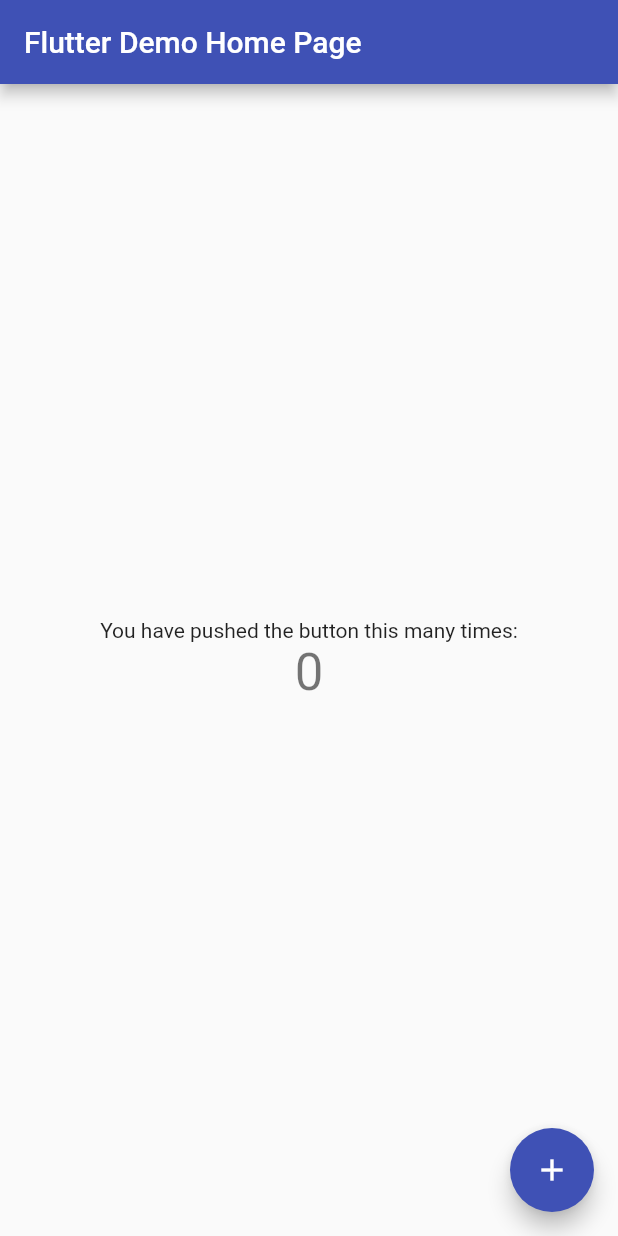
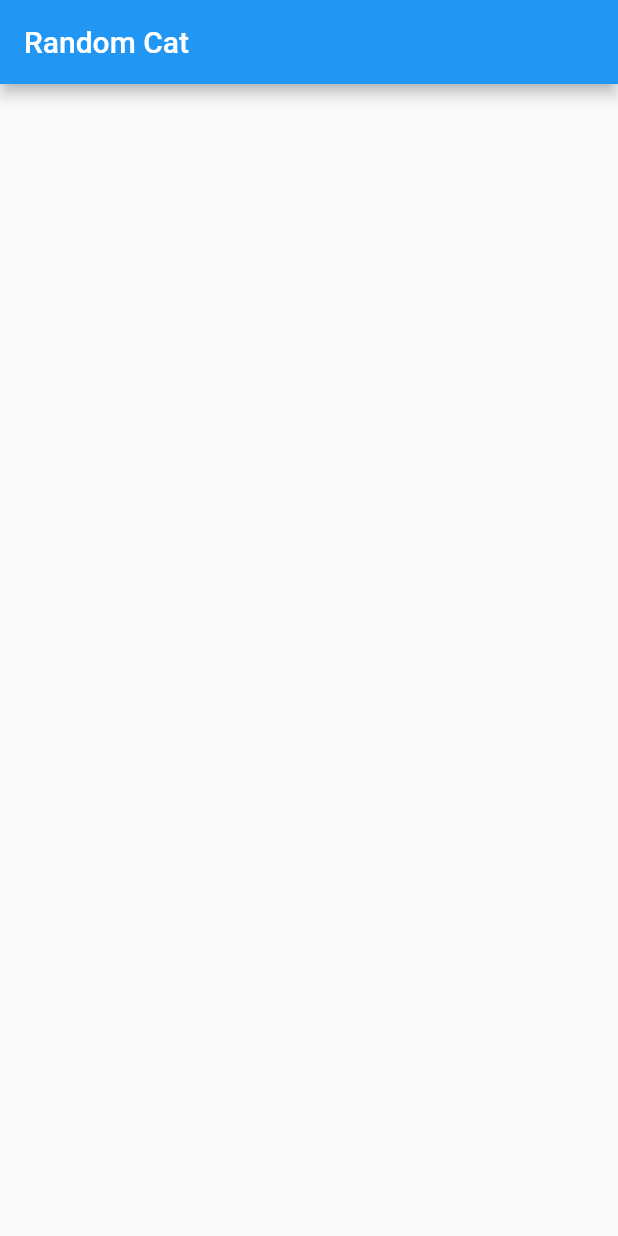
Before and after one commit to youneshenniwrites/random_cat_generator, a Flutter app: the screen it shows after launch, on a phone screen of 412 x 824 dp. Run offline on Flutter 3.47's test engine with Material 2 defaults, Android fonts, the phone set to English and light mode, and no system bars; our stand-ins replace bloc, dartz, data_connection_checker, get_it.

Commit message:
add basic random cat screen using flutter

```diff
--- /dev/null
+++ b/lib/features/random_cat/presentation/screens/random_cat_screen.dart
@@ -0,0 +1,12 @@
+import 'package:flutter/material.dart';
+
+class RandomCatScreen extends StatelessWidget {
+  @override
+  Widget build(BuildContext context) {
+    return Scaffold(
+      appBar: AppBar(
+        title: Text('Random Cat'),
+      ),
+    );
+  }
+}
--- a/lib/main.dart
+++ b/lib/main.dart
@@ -1,4 +1,6 @@
 import 'package:flutter/material.dart';
+
+import 'features/random_cat/presentation/screens/random_cat_screen.dart';
 import 'injection_container.dart' as dependency_injector;
 
 void main() {
@@ -8,62 +10,11 @@ void main() {
 }
 
 class MyApp extends StatelessWidget {
-  // This widget is the root of your application.
   @override
   Widget build(BuildContext context) {
     return MaterialApp(
-      title: 'Flutter Demo',
-      theme: ThemeData(
-        primarySwatch: Colors.indigo,
-      ),
-      home: MyHomePage(title: 'Flutter Demo Home Page'),
+      title: 'Random Cat',
+      home: RandomCatScreen(),
     );
   }
 }
-
-class MyHomePage extends StatefulWidget {
-  MyHomePage({Key key, this.title}) : super(key: key);
-
-  final String title;
-
-  @override
-  _MyHomePageState createState() => _MyHomePageState();
-}
-
-class _MyHomePageState extends State<MyHomePage> {
-  int _counter = 0;
-
-  void _incrementCounter() {
-    setState(() {
-      _counter++;
-    });
-  }
-
-  @override
-  Widget build(BuildContext context) {
-    return Scaffold(
-      appBar: AppBar(
-        title: Text(widget.title),
-      ),
-      body: Center(
-        child: Column(
-          mainAxisAlignment: MainAxisAlignment.center,
-          children: <Widget>[
-            Text(
-              'You have pushed the button this many times:',
-            ),
-            Text(
-              '$_counter',
-              style: Theme.of(context).textTheme.display1,
-            ),
-          ],
-        ),
-      ),
-      floatingActionButton: FloatingActionButton(
-        onPressed: _incrementCounter,
-        tooltip: 'Increment',
-        child: Icon(Icons.add),
-      ),
-    );
-  }
-}
```
